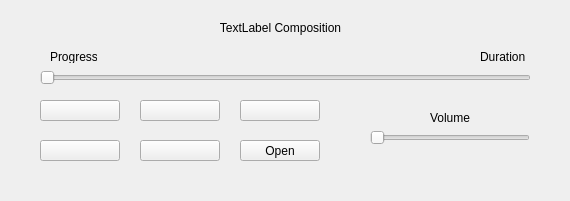
Sm7z1k/QTMediaPlayer, file widget.ui: the form before one commit.
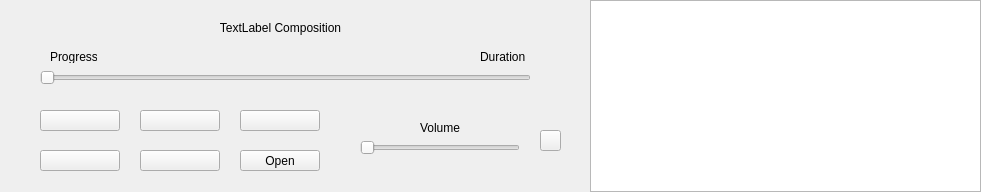
The form after the commit. Icons and pictures are not drawn.

```diff
--- a/widget.ui
+++ b/widget.ui
@@ -6,8 +6,8 @@
    <rect>
     <x>0</x>
     <y>0</y>
-    <width>570</width>
-    <height>201</height>
+    <width>981</width>
+    <height>192</height>
    </rect>
   </property>
   <property name="windowTitle">
@@ -21,7 +21,7 @@
    <property name="geometry">
     <rect>
      <x>40</x>
-     <y>100</y>
+     <y>110</y>
      <width>80</width>
      <height>21</height>
     </rect>
@@ -34,7 +34,7 @@
    <property name="geometry">
     <rect>
      <x>140</x>
-     <y>100</y>
+     <y>110</y>
      <width>80</width>
      <height>21</height>
     </rect>
@@ -47,7 +47,7 @@
    <property name="geometry">
     <rect>
      <x>240</x>
-     <y>100</y>
+     <y>110</y>
      <width>80</width>
      <height>21</height>
     </rect>
@@ -76,7 +76,7 @@
    <property name="geometry">
     <rect>
      <x>240</x>
-     <y>140</y>
+     <y>150</y>
      <width>80</width>
      <height>21</height>
     </rect>
@@ -89,7 +89,7 @@
    <property name="geometry">
     <rect>
      <x>40</x>
-     <y>140</y>
+     <y>150</y>
      <width>80</width>
      <height>21</height>
     </rect>
@@ -102,7 +102,7 @@
    <property name="geometry">
     <rect>
      <x>140</x>
-     <y>140</y>
+     <y>150</y>
      <width>80</width>
      <height>21</height>
     </rect>
@@ -114,8 +114,8 @@
   <widget class="QLabel" name="lbVolume">
    <property name="geometry">
     <rect>
-     <x>430</x>
-     <y>110</y>
+     <x>420</x>
+     <y>120</y>
      <width>61</width>
      <height>16</height>
     </rect>
@@ -127,8 +127,8 @@
   <widget class="QSlider" name="hsVolume">
    <property name="geometry">
     <rect>
-     <x>370</x>
-     <y>130</y>
+     <x>360</x>
+     <y>140</y>
      <width>160</width>
      <height>16</height>
     </rect>
@@ -176,6 +176,29 @@
     <string>Duration</string>
    </property>
   </widget>
+  <widget class="QPushButton" name="pbMute">
+   <property name="geometry">
+    <rect>
+     <x>540</x>
+     <y>130</y>
+     <width>21</width>
+     <height>21</height>
+    </rect>
+   </property>
+   <property name="text">
+    <string/>
+   </property>
+  </widget>
+  <widget class="QTableView" name="tvPlaylist">
+   <property name="geometry">
+    <rect>
+     <x>590</x>
+     <y>0</y>
+     <width>391</width>
+     <height>192</height>
+    </rect>
+   </property>
+  </widget>
  </widget>
  <resources>
   <include location="Icons.qrc"/>
```
